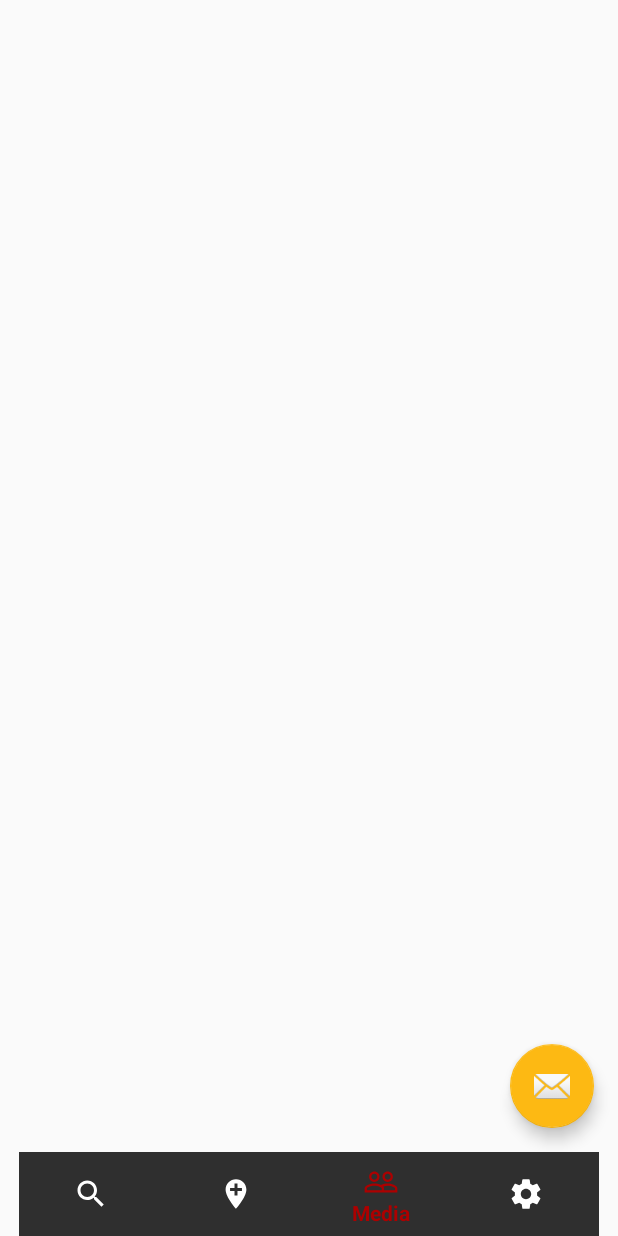
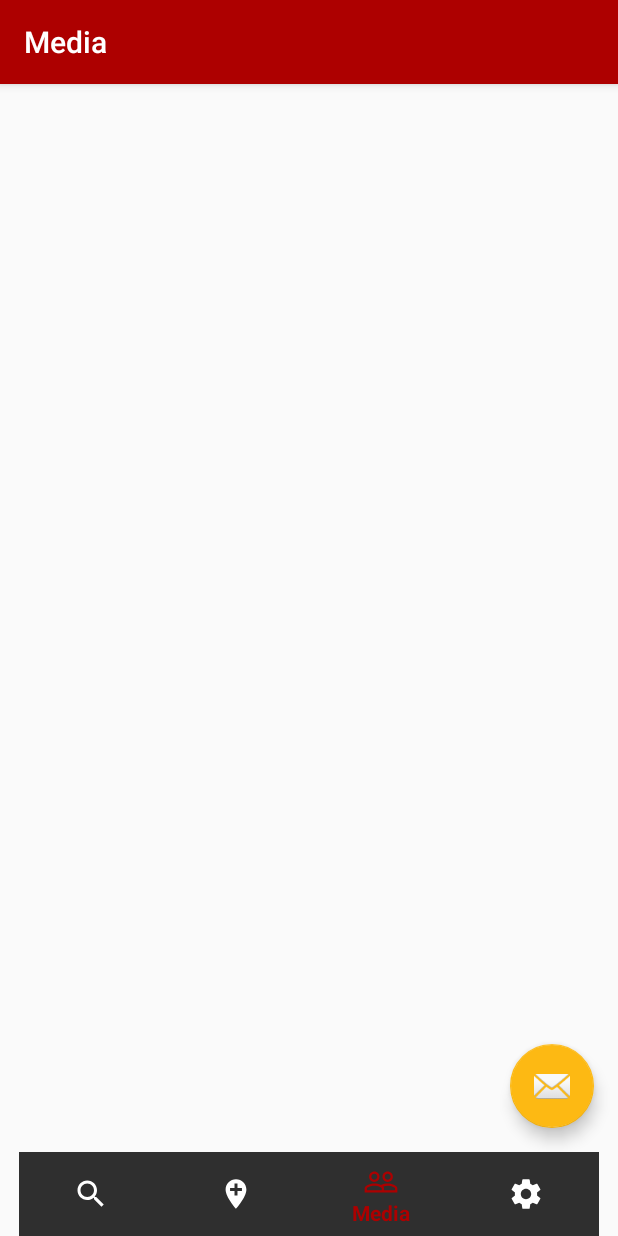
Before and after one commit to cblanken/CardMeal, an Android app: the MediaActivity screen opened directly, with no data from a screen before it, on a phone screen of 412 x 824 dp. Run offline under Robolectric (Android 15) with nearby library versions, the light colour scheme and no system bars.

Commit message:
IDs added for layouts (activity_search and activity_media). Bug fixed, MediaActivity was set to noActionBar style.

```diff
--- a/app/src/main/AndroidManifest.xml
+++ b/app/src/main/AndroidManifest.xml
@@ -43,8 +43,7 @@
             android:label="@string/title_more" />
         <activity
             android:name=".MediaActivity"
-            android:label="@string/title_activity_media"
-            android:theme="@style/AppTheme.NoActionBar" />
+            android:label="@string/title_activity_media"/>
         <activity
             android:name=".MapsActivity"
             android:label="@string/title_maps" />
--- a/app/src/main/res/layout/activity_media.xml
+++ b/app/src/main/res/layout/activity_media.xml
@@ -2,7 +2,7 @@
 <android.support.constraint.ConstraintLayout xmlns:android="http://schemas.android.com/apk/res/android"
     xmlns:app="http://schemas.android.com/apk/res-auto"
     xmlns:tools="http://schemas.android.com/tools"
-    android:id="@+id/main_content"
+    android:id="@+id/activity_media_layout"
     android:layout_width="match_parent"
     android:layout_height="match_parent"
     android:fitsSystemWindows="true"
--- a/app/src/main/res/layout/activity_search.xml
+++ b/app/src/main/res/layout/activity_search.xml
@@ -2,6 +2,7 @@
 <android.support.constraint.ConstraintLayout xmlns:android="http://schemas.android.com/apk/res/android"
     xmlns:app="http://schemas.android.com/apk/res-auto"
     xmlns:tools="http://schemas.android.com/tools"
+    android:id="@+id/activity_search_layout"
     android:layout_width="match_parent"
     android:layout_height="match_parent"
     tools:context=".SearchActivity">
```
